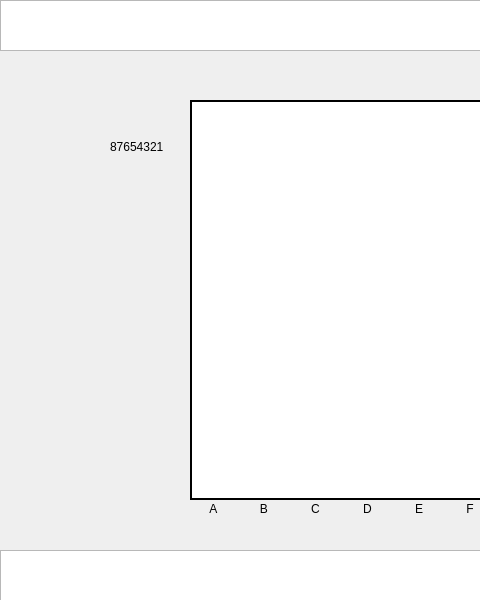
Before: the Qt Designer form mainwindow.ui in danduggan98/QtChess, drawn with Qt 5; both pictures show x 0 to 480 and y 0 to 600 of the 800 by 600 pixel window.
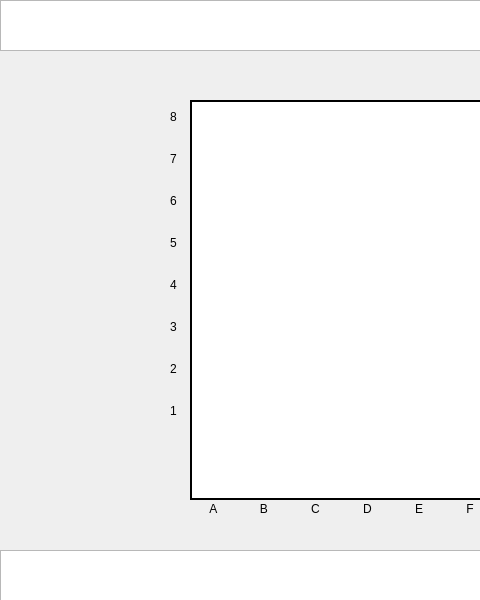
After: the same form once the commit is applied.

Commit message: Fixed UI row numbers

Diff of the .ui file:
```diff
--- a/mainwindow.ui
+++ b/mainwindow.ui
@@ -125,17 +125,38 @@
    <widget class="QLabel" name="RowLabel">
     <property name="geometry">
      <rect>
-      <x>110</x>
-      <y>140</y>
-      <width>71</width>
-      <height>21</height>
+      <x>170</x>
+      <y>110</y>
+      <width>41</width>
+      <height>391</height>
      </rect>
     </property>
     <property name="layoutDirection">
      <enum>Qt::LeftToRight</enum>
     </property>
     <property name="text">
-     <string>87654321</string>
+     <string>8
+
+
+7
+
+
+6
+
+
+5
+
+
+4
+
+
+3
+
+
+2
+
+
+1</string>
     </property>
     <property name="alignment">
      <set>Qt::AlignLeading|Qt::AlignLeft|Qt::AlignTop</set>
```
